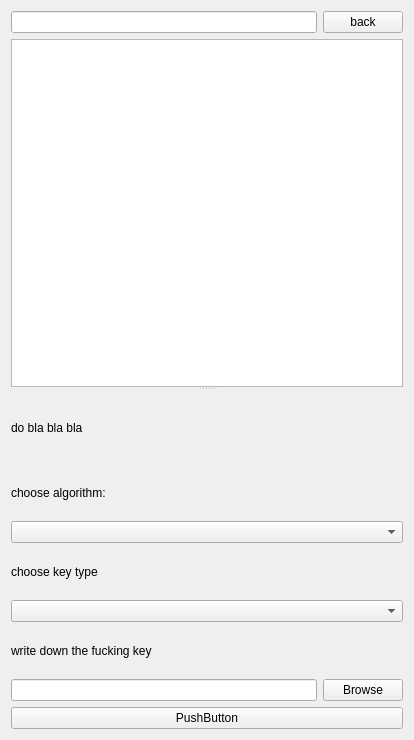
akhmeade/yanileda, file forms/file_system.ui: the form before one commit.
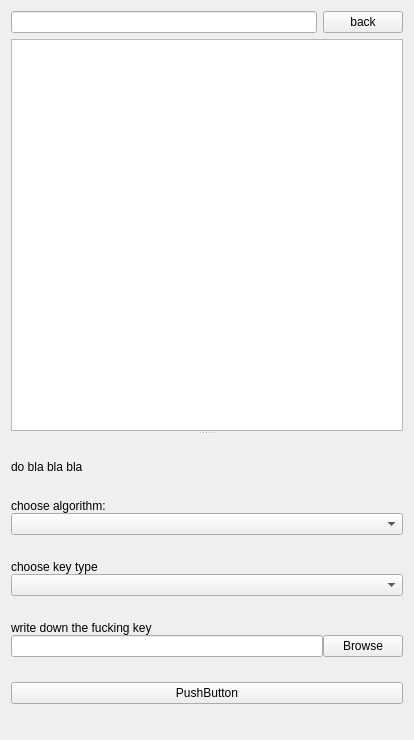
The form after the commit.

Commit message: change the title and size of open link dialog

Diff of the .ui file:
```diff
--- a/forms/file_system.ui
+++ b/forms/file_system.ui
@@ -44,7 +44,7 @@
        <bool>true</bool>
       </property>
       <property name="sizePolicy">
-       <sizepolicy hsizetype="Expanding" vsizetype="Maximum">
+       <sizepolicy hsizetype="Expanding" vsizetype="Expanding">
         <horstretch>0</horstretch>
         <verstretch>0</verstretch>
        </sizepolicy>
@@ -63,12 +63,18 @@
       </property>
      </widget>
      <widget class="QWidget" name="">
-      <layout class="QVBoxLayout" name="verticalLayout_4">
-       <property name="sizeConstraint">
-        <enum>QLayout::SetMinimumSize</enum>
+      <layout class="QVBoxLayout" name="verticalLayout_4" stretch="0,1,1,0,0">
+       <property name="spacing">
+        <number>0</number>
        </property>
        <item>
         <widget class="QLabel" name="message_box">
+         <property name="sizePolicy">
+          <sizepolicy hsizetype="Preferred" vsizetype="Fixed">
+           <horstretch>0</horstretch>
+           <verstretch>0</verstretch>
+          </sizepolicy>
+         </property>
          <property name="text">
           <string>do bla bla bla</string>
          </property>
@@ -76,8 +82,29 @@
        </item>
        <item>
         <layout class="QVBoxLayout" name="verticalLayout">
+         <property name="spacing">
+          <number>0</number>
+         </property>
+         <property name="sizeConstraint">
+          <enum>QLayout::SetMaximumSize</enum>
+         </property>
+         <property name="leftMargin">
+          <number>0</number>
+         </property>
+         <property name="topMargin">
+          <number>0</number>
+         </property>
+         <property name="bottomMargin">
+          <number>0</number>
+         </property>
          <item>
           <widget class="QLabel" name="algorithm_label">
+           <property name="sizePolicy">
+            <sizepolicy hsizetype="Preferred" vsizetype="Fixed">
+             <horstretch>0</horstretch>
+             <verstretch>0</verstretch>
+            </sizepolicy>
+           </property>
            <property name="text">
             <string>choose algorithm:</string>
            </property>
@@ -90,8 +117,20 @@
        </item>
        <item>
         <layout class="QVBoxLayout" name="verticalLayout_2">
+         <property name="spacing">
+          <number>0</number>
+         </property>
+         <property name="sizeConstraint">
+          <enum>QLayout::SetMinimumSize</enum>
+         </property>
          <item>
           <widget class="QLabel" name="key_type_label">
+           <property name="sizePolicy">
+            <sizepolicy hsizetype="Preferred" vsizetype="Fixed">
+             <horstretch>0</horstretch>
+             <verstretch>0</verstretch>
+            </sizepolicy>
+           </property>
            <property name="text">
             <string>choose key type</string>
            </property>
@@ -104,8 +143,20 @@
        </item>
        <item>
         <layout class="QVBoxLayout" name="verticalLayout_3">
+         <property name="spacing">
+          <number>0</number>
+         </property>
+         <property name="sizeConstraint">
+          <enum>QLayout::SetMinimumSize</enum>
+         </property>
          <item>
           <widget class="QLabel" name="key_label">
+           <property name="sizePolicy">
+            <sizepolicy hsizetype="Preferred" vsizetype="Fixed">
+             <horstretch>0</horstretch>
+             <verstretch>0</verstretch>
+            </sizepolicy>
+           </property>
            <property name="text">
             <string>write down the fucking key</string>
            </property>
```
The commit also changes 2 other files.
